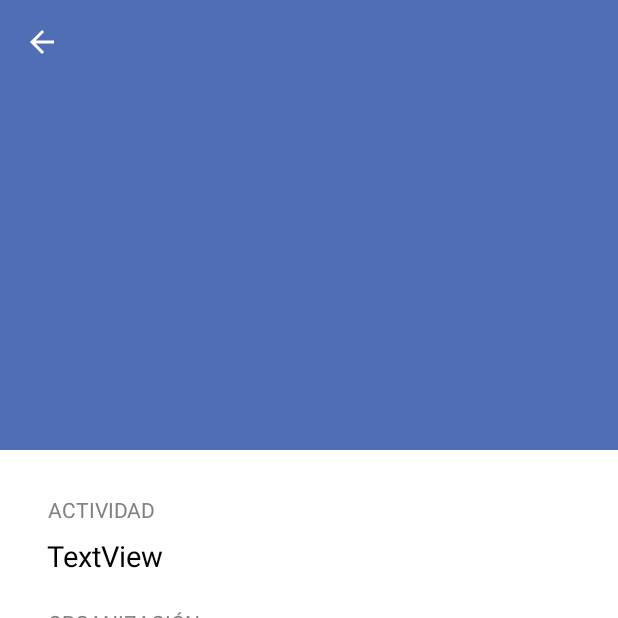
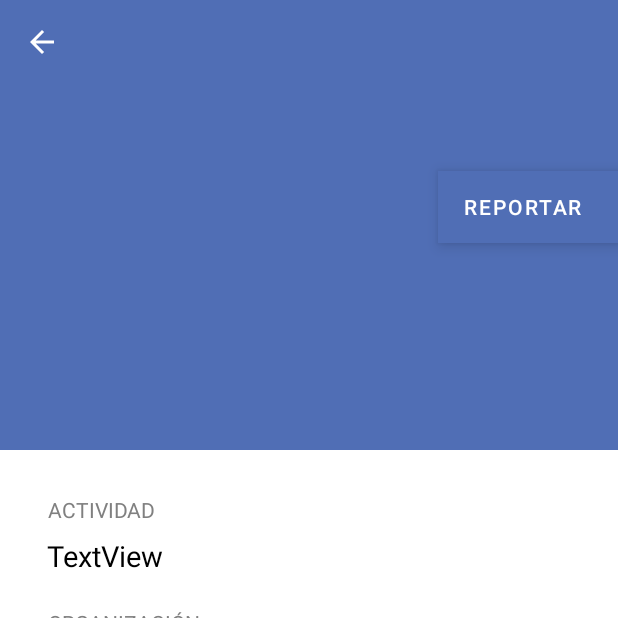
Before and after one commit to PES-Sysplay/PES_Sysplay_APP, an Android app: the ScrollingActivity screen opened directly, with no data from a screen before it, on a phone screen of 412 x 824 dp, the top half of it. Run offline under Robolectric (Android 15) with nearby library versions, the phone set to English and light mode, and no system bars; our stand-ins replace Picasso; network calls fail; pictures from the network do not load; Roboto replaces fonts that are not available here; 12 statements that could not run were skipped.

Commit message:
activity report ux

```diff
--- a/app/src/main/java/com/example/workoutapp/ui/home/ScrollingActivity.java
+++ b/app/src/main/java/com/example/workoutapp/ui/home/ScrollingActivity.java
@@ -1,6 +1,8 @@
 package com.example.workoutapp.ui.home;
 
 import android.annotation.SuppressLint;
+import android.content.Context;
+import android.content.Intent;
 import android.graphics.PorterDuff;
 import android.graphics.drawable.Drawable;
 import android.location.Address;
@@ -8,6 +10,7 @@ import android.location.Geocoder;
 import android.os.Bundle;
 
 import com.example.workoutapp.Activitat;
+import com.example.workoutapp.ui.profile.ChangePasswordActivity;
 import com.google.android.gms.maps.CameraUpdate;
 import com.google.android.gms.maps.CameraUpdateFactory;
 import com.google.android.gms.maps.GoogleMap;
@@ -35,6 +38,7 @@ import android.util.Log;
 import android.view.LayoutInflater;
 import android.view.View;
 import android.view.ViewGroup;
+import android.widget.Button;
 import android.widget.ImageView;
 import android.widget.TextView;
 
@@ -52,7 +56,7 @@ public class ScrollingActivity extends AppCompatActivity implements OnMapReadyCa
     int pos;
     ImageView photo;
     TextView activity,organization, time, place,price, member_price,description;
-    ExtendedFloatingActionButton button;
+    ExtendedFloatingActionButton button, reportButton;
     List<Activitat> activity_list = new ArrayList<>();
     private GoogleMap mMap;
     //public static final String API_KEY = "AIzaSyDvpqaDWNAMYWb6ePt-PFrLkl1F5MKorS0";
@@ -96,6 +100,15 @@ public class ScrollingActivity extends AppCompatActivity implements OnMapReadyCa
             e.printStackTrace();
         }
 
+        reportButton.setOnClickListener(new View.OnClickListener() {
+            @Override
+            public void onClick(View view) {
+                Context context = view.getContext();
+                Intent intent = new Intent(context, ReportActivity.class);
+                context.startActivity(intent);
+            }
+        });
+
 
     }
 
@@ -112,6 +125,7 @@ public class ScrollingActivity extends AppCompatActivity implements OnMapReadyCa
         description = findViewById(R.id.description_text);
         photo = findViewById(R.id.imageView);
 
+        reportButton = findViewById(R.id.reportButton);
 
         button = findViewById(R.id.meapunto);
 
--- a/app/src/main/res/layout/activity_scrolling.xml
+++ b/app/src/main/res/layout/activity_scrolling.xml
@@ -23,6 +23,22 @@
         app:backgroundTint="@color/colorPrimary"
         tools:srcCompat="@tools:sample/backgrounds/scenic"
         tools:ignore="RtlCompat" />
+
+    <com.google.android.material.floatingactionbutton.ExtendedFloatingActionButton
+        android:id="@+id/reportButton"
+        android:layout_width="wrap_content"
+        android:layout_height="wrap_content"
+        android:layout_gravity="end|bottom"
+        android:clickable="true"
+        android:shadowColor="#00FFFFFF"
+        android:text="Reportar"
+        android:textAlignment="center"
+        android:textColor="#FFFFFF"
+        android:theme="@style/FloatingButton"
+        android:translationY="-662dp"
+        app:backgroundTint="@color/colorPrimary"
+        tools:ignore="RtlCompat"
+        tools:srcCompat="@tools:sample/backgrounds/scenic" />
 
     <com.google.android.material.appbar.AppBarLayout
         android:id="@+id/appBarLayout"
@@ -57,6 +73,7 @@
                 app:layout_collapseMode="pin"
                 app:navigationIcon="?attr/homeAsUpIndicator"
                 />
+
         </com.google.android.material.appbar.CollapsingToolbarLayout>
     </com.google.android.material.appbar.AppBarLayout>
 
```
Also changed, not shown: app/src/main/AndroidManifest.xml (+9 -11 lines), app/src/main/java/com/example/workoutapp/ui/home/ReportActivity.java (added, +47 -0 lines), app/src/main/res/layout/activity_report.xml (added, +90 -0 lines).
